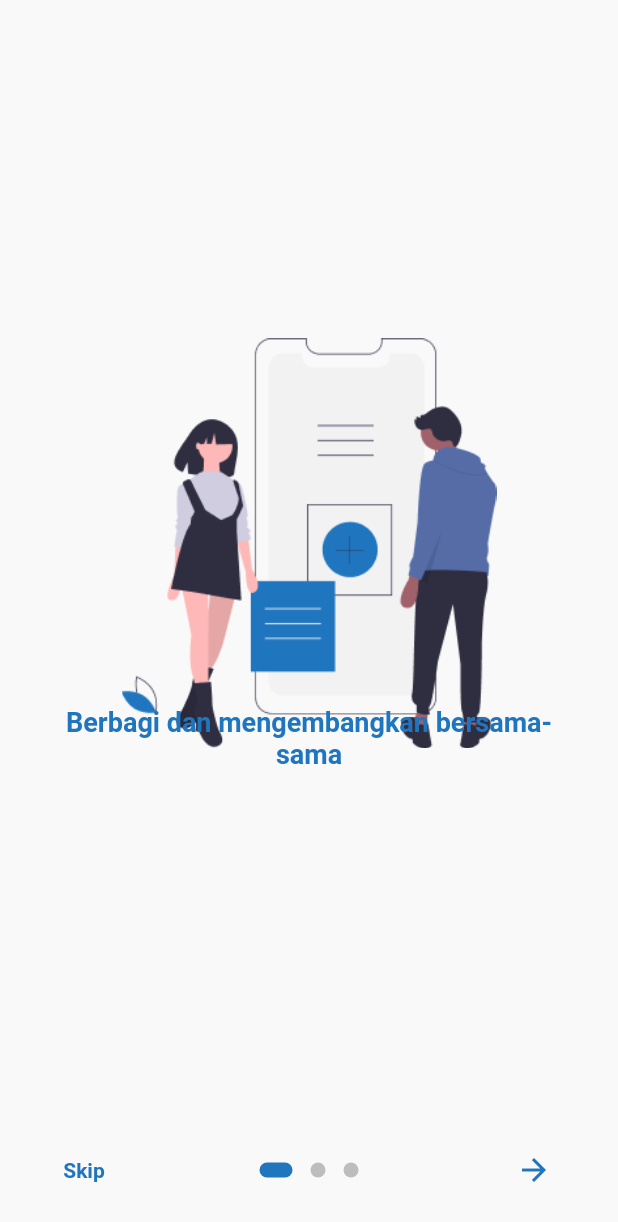
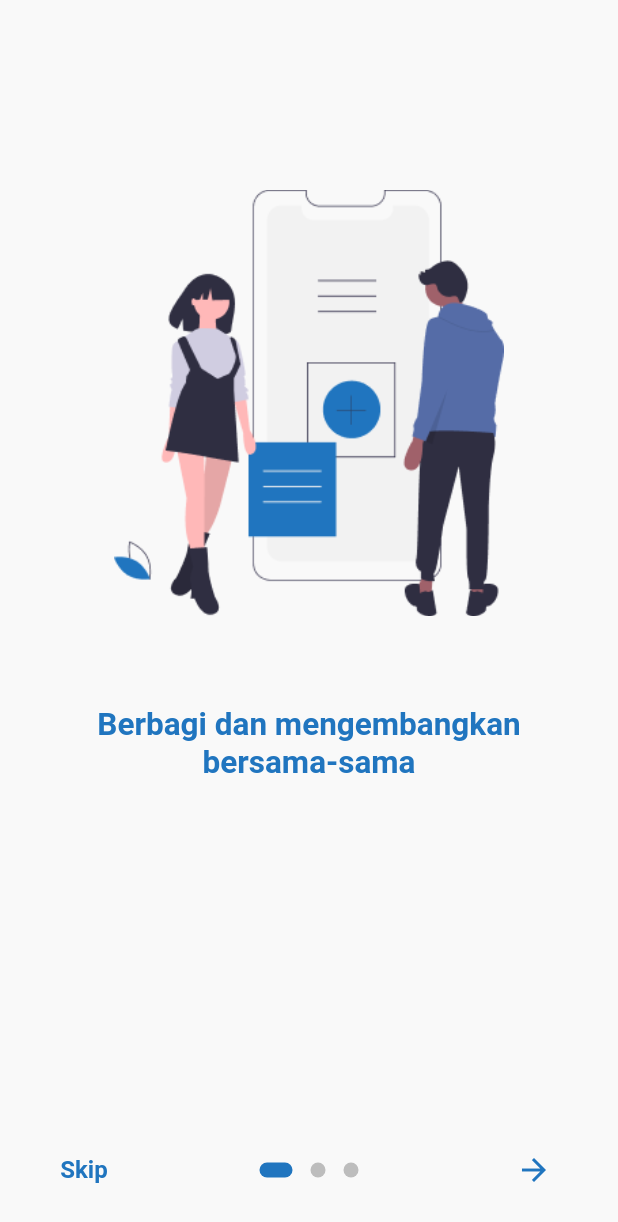
Before and after one commit to khalilannbiya/vigenesia, a Flutter app: the screen it shows after launch, on a phone screen of 412 x 824 dp. Shown: the top 1222 px of the screen. Run offline on Flutter 3.47's test engine with Material 2 defaults, Android fonts, the light colour scheme and no system bars; drawn by our look-alikes of introduction_screen; our stand-ins replace another_flushbar, dio, flutter_form_builder.

Commit message:
memebertulkan tampilan dari intro screen

```diff
--- a/lib/Screens/IntroductionScreen.dart
+++ b/lib/Screens/IntroductionScreen.dart
@@ -12,12 +12,6 @@
 class _OnBoardingPageState extends State<OnBoardingPage> {
   final introKey = GlobalKey<IntroductionScreenState>();
 
-  // void _onIntroEnd(context) {
-  //   Navigator.of(context).push(
-  //     MaterialPageRoute(builder: (_) => HomePage()),
-  //   );
-  // }
-
   void _onIntroEnd(context) {
     Navigator.of(context).pushAndRemoveUntil(
         MaterialPageRoute(builder: (context) {
@@ -25,17 +19,13 @@
     }), (Route<dynamic> route) => false);
   }
 
-  Widget _buildImage(String assetName) {
-    return Align(
-      child: Image.asset('$assetName', width: 250.0),
-      alignment: Alignment(0.0, 1.0),
-    );
-  }
-
   @override
   Widget build(BuildContext context) {
     const bodyStyle = TextStyle(
-        fontSize: 18.0, fontWeight: FontWeight.w600, color: Color(0xFF2075BF));
+      fontSize: 21.0,
+      fontWeight: FontWeight.w700,
+      color: Color(0xFF2075BF),
+    );
 
     const pageDecoration = const PageDecoration(
       titleTextStyle: TextStyle(fontSize: 28.0, fontWeight: FontWeight.w700),
@@ -53,8 +43,8 @@
           title: "",
           body: "Berbagi dan mengembangkan bersama-sama",
           image: Align(
-            child: Image.asset('assets/images/intro-1.png', width: 250.0),
-            alignment: Alignment(0.0, 5.0),
+            child: Image.asset('assets/images/intro-1.png', width: 260.0),
+            alignment: Alignment(0.0, 2.7),
           ),
           decoration: pageDecoration,
         ),
@@ -72,7 +62,7 @@
           body: "Mendapatkan ide dan inpirasi dengan mudah",
           image: Align(
             child: Image.asset('assets/images/intro3.png', width: 260.0),
-            alignment: Alignment(0.0, 2.5),
+            alignment: Alignment(0.0, 2.0),
           ),
           decoration: pageDecoration,
         ),
@@ -84,12 +74,16 @@
       nextFlex: 0,
       //rtl: true, // Display as right-to-left
       skip: const Text('Skip',
-          style:
-              TextStyle(fontWeight: FontWeight.w600, color: Color(0xFF2075BF))),
+          style: TextStyle(
+              fontSize: 16.0,
+              fontWeight: FontWeight.w700,
+              color: Color(0xFF2075BF))),
       next: const Icon(Icons.arrow_forward, color: Color(0xFF2075BF)),
       done: const Text('Done',
-          style:
-              TextStyle(fontWeight: FontWeight.w600, color: Color(0xFF2075BF))),
+          style: TextStyle(
+              fontSize: 16.0,
+              fontWeight: FontWeight.w700,
+              color: Color(0xFF2075BF))),
       curve: Curves.fastLinearToSlowEaseIn,
       controlsMargin: const EdgeInsets.all(16),
       controlsPadding: kIsWeb
```
